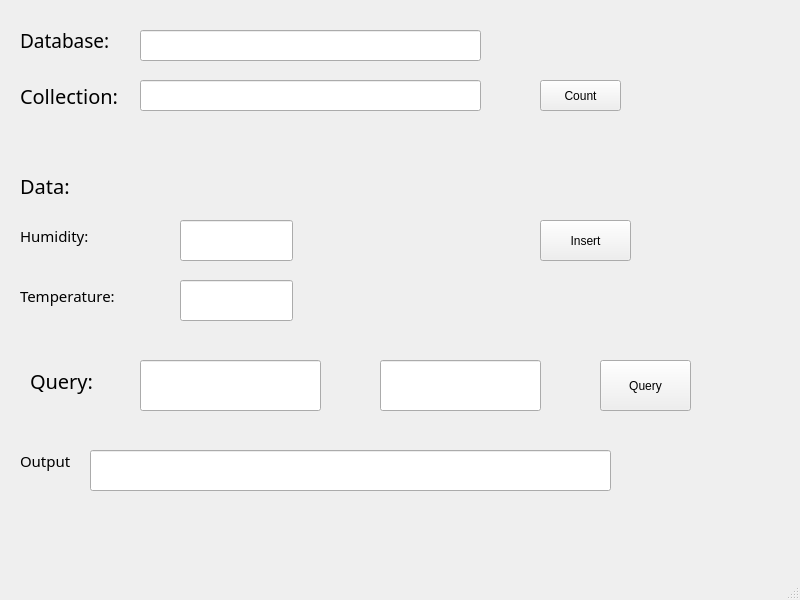
Qt form MongoDB/Client/ui_mainwindow.ui (KMS-TEAM/Training_Project) before a commit.
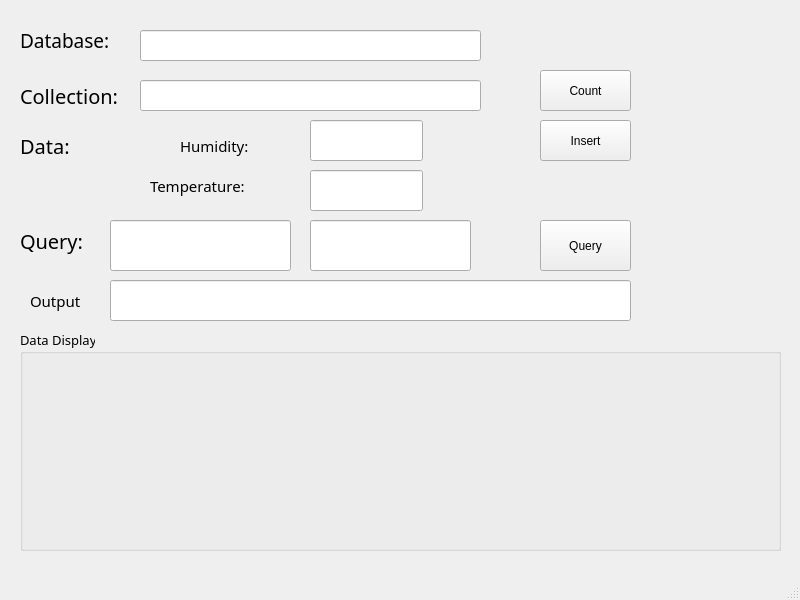
The same form after that commit. Icons and pictures are not drawn.

The edit to the form file:
```diff
--- a/MongoDB/Client/ui_mainwindow.ui
+++ b/MongoDB/Client/ui_mainwindow.ui
@@ -79,8 +79,8 @@
    <widget class="QLineEdit" name="outputEdit">
     <property name="geometry">
      <rect>
-      <x>90</x>
-      <y>450</y>
+      <x>110</x>
+      <y>280</y>
       <width>521</width>
       <height>41</height>
      </rect>
@@ -89,8 +89,8 @@
    <widget class="QLabel" name="label">
     <property name="geometry">
      <rect>
-      <x>20</x>
-      <y>440</y>
+      <x>30</x>
+      <y>280</y>
       <width>71</width>
       <height>41</height>
      </rect>
@@ -109,9 +109,9 @@
     <property name="geometry">
      <rect>
       <x>540</x>
-      <y>80</y>
-      <width>81</width>
-      <height>31</height>
+      <y>70</y>
+      <width>91</width>
+      <height>41</height>
      </rect>
     </property>
     <property name="text">
@@ -122,7 +122,7 @@
     <property name="geometry">
      <rect>
       <x>20</x>
-      <y>160</y>
+      <y>120</y>
       <width>91</width>
       <height>51</height>
      </rect>
@@ -141,7 +141,7 @@
     <property name="geometry">
      <rect>
       <x>540</x>
-      <y>220</y>
+      <y>120</y>
       <width>91</width>
       <height>41</height>
      </rect>
@@ -153,8 +153,8 @@
    <widget class="QLabel" name="humidity">
     <property name="geometry">
      <rect>
-      <x>20</x>
-      <y>220</y>
+      <x>180</x>
+      <y>130</y>
       <width>101</width>
       <height>31</height>
      </rect>
@@ -172,8 +172,8 @@
    <widget class="QLabel" name="temperature">
     <property name="geometry">
      <rect>
-      <x>20</x>
-      <y>280</y>
+      <x>150</x>
+      <y>170</y>
       <width>131</width>
       <height>31</height>
      </rect>
@@ -191,8 +191,8 @@
    <widget class="QLineEdit" name="humidityEdit">
     <property name="geometry">
      <rect>
-      <x>180</x>
-      <y>220</y>
+      <x>310</x>
+      <y>120</y>
       <width>113</width>
       <height>41</height>
      </rect>
@@ -201,8 +201,8 @@
    <widget class="QLineEdit" name="temperatureEdit">
     <property name="geometry">
      <rect>
-      <x>180</x>
-      <y>280</y>
+      <x>310</x>
+      <y>170</y>
       <width>113</width>
       <height>41</height>
      </rect>
@@ -211,8 +211,8 @@
    <widget class="QLabel" name="queryLabel">
     <property name="geometry">
      <rect>
-      <x>30</x>
-      <y>360</y>
+      <x>20</x>
+      <y>220</y>
       <width>91</width>
       <height>41</height>
      </rect>
@@ -230,8 +230,8 @@
    <widget class="QLineEdit" name="dateInput">
     <property name="geometry">
      <rect>
-      <x>140</x>
-      <y>360</y>
+      <x>110</x>
+      <y>220</y>
       <width>181</width>
       <height>51</height>
      </rect>
@@ -240,8 +240,8 @@
    <widget class="QLineEdit" name="timeInput">
     <property name="geometry">
      <rect>
-      <x>380</x>
-      <y>360</y>
+      <x>310</x>
+      <y>220</y>
       <width>161</width>
       <height>51</height>
      </rect>
@@ -250,8 +250,8 @@
    <widget class="QPushButton" name="queryButton">
     <property name="geometry">
      <rect>
-      <x>600</x>
-      <y>360</y>
+      <x>540</x>
+      <y>220</y>
       <width>91</width>
       <height>51</height>
      </rect>
@@ -260,6 +260,35 @@
      <string>Query</string>
     </property>
    </widget>
+   <widget class="QGroupBox" name="groupBox">
+    <property name="geometry">
+     <rect>
+      <x>20</x>
+      <y>330</y>
+      <width>761</width>
+      <height>221</height>
+     </rect>
+    </property>
+    <property name="font">
+     <font>
+      <family>Segoe Print</family>
+      <pointsize>10</pointsize>
+     </font>
+    </property>
+    <property name="title">
+     <string>Data Display</string>
+    </property>
+    <widget class="QWidget" name="dataDisplay" native="true">
+     <property name="geometry">
+      <rect>
+       <x>20</x>
+       <y>20</y>
+       <width>621</width>
+       <height>181</height>
+      </rect>
+     </property>
+    </widget>
+   </widget>
   </widget>
   <widget class="QMenuBar" name="menubar">
    <property name="geometry">
```
